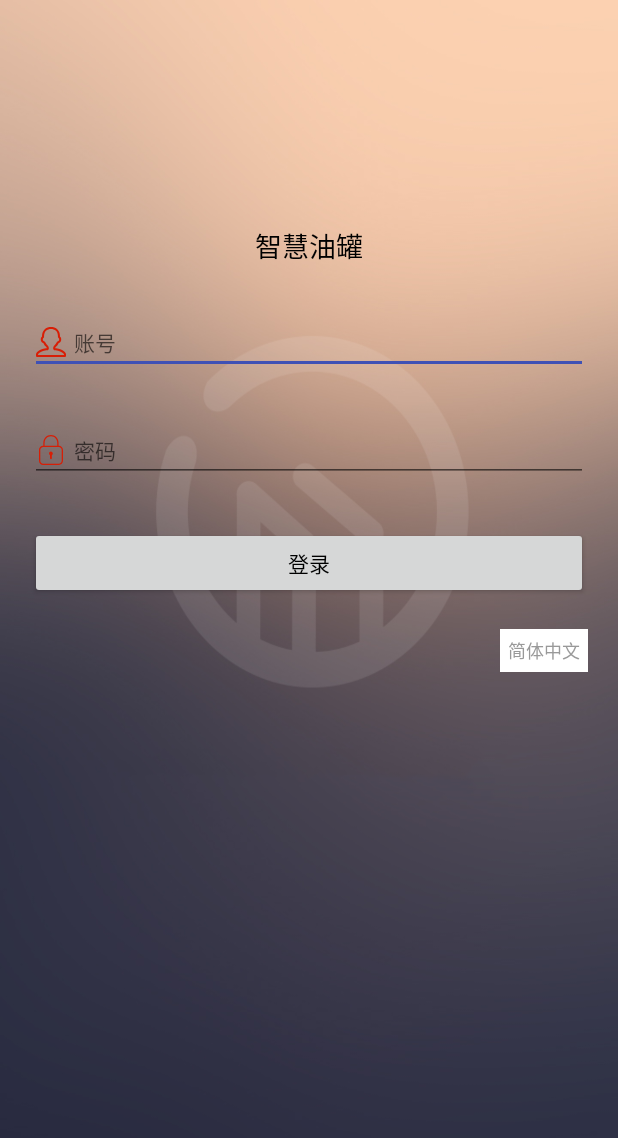
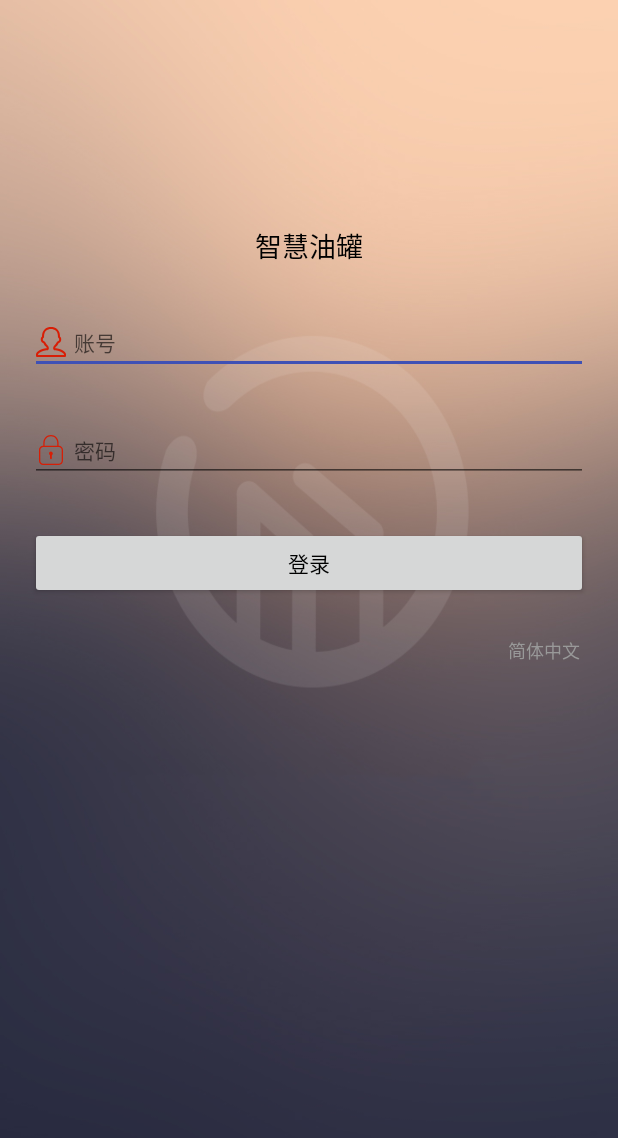
Before and after one commit to luozifu/NetTank, an Android app: the screen it shows after launch (LoginActivity), on a phone screen of 412 x 824 dp. Shown: the top 1138 px of the screen. Run offline under Robolectric (Android 15) with nearby library versions, the phone set to English and light mode, and no system bars; our stand-ins replace ButterKnife, RxJava; libraries missing offline, so code that uses them is left out: com.tencent.bugly; 1 statement that could not run was skipped.

Commit message:
更换服务器地址和语言切换的bug

```diff
--- a/app/src/main/java/com/miaoxing/nettank/net/ApiClient.java
+++ b/app/src/main/java/com/miaoxing/nettank/net/ApiClient.java
@@ -15,7 +15,7 @@ public class ApiClient {
 
     public static ApiService getService() {
         Retrofit retrofit = new Retrofit.Builder()
-                .baseUrl("http://youguan.mx5918.com/")
+                .baseUrl("http://tank.fuel-dispenser.com/")
                 .addConverterFactory(ScalarsConverterFactory.create())
                 .addConverterFactory(GsonConverterFactory.create())
                 .addCallAdapterFactory(RxJava2CallAdapterFactory.create())
--- a/app/src/main/java/com/miaoxing/nettank/ui/login/LoginActivity.java
+++ b/app/src/main/java/com/miaoxing/nettank/ui/login/LoginActivity.java
@@ -124,6 +124,7 @@ public class LoginActivity extends BaseActivity {
                         Intent intent = new Intent(this,LoginActivity.class);
                         intent.addFlags(Intent.FLAG_ACTIVITY_NEW_TASK|Intent.FLAG_ACTIVITY_CLEAR_TASK);
                         startActivity(intent);
+                        System.exit(0);
                     }
                 });
                 mPickerFragment.show(getSupportFragmentManager(), TAG);
--- a/app/src/main/res/layout/activity_login.xml
+++ b/app/src/main/res/layout/activity_login.xml
@@ -56,5 +56,5 @@
         android:layout_marginRight="@dimen/space_l"
         android:padding="@dimen/space_s"
         android:textColor="@color/tertiaryText"
-        android:background="@color/white"/>
+        android:background="?selectableItemBackground"/>
 </LinearLayout>
```
Also changed, not shown: 1 other file.
